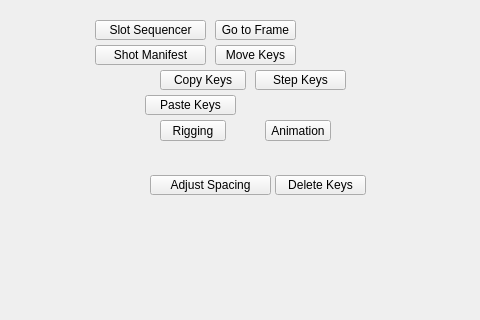
Above: tentacle/ui/animation#submenu.ui from m3trik/tentacle before the change; both pictures show x 0 to 480 and y 170 to 490 of the 600 by 600 pixel window. Below: the same form after it.
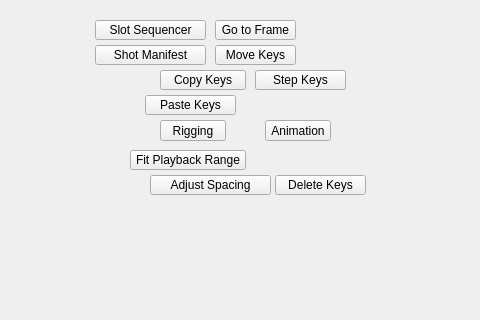
That is the form after the change. Custom widgets are drawn as their Qt base class.

Commit message: Update animation, crease, materials, rigging slots; expand animation submenu UI

```diff
--- a/tentacle/ui/animation#submenu.ui
+++ b/tentacle/ui/animation#submenu.ui
@@ -412,6 +412,34 @@
      <bool>false</bool>
     </property>
    </widget>
+   <widget class="QPushButton" name="b005">
+    <property name="geometry">
+     <rect>
+      <x>130</x>
+      <y>320</y>
+      <width>116</width>
+      <height>20</height>
+     </rect>
+    </property>
+    <property name="minimumSize">
+     <size>
+      <width>0</width>
+      <height>20</height>
+     </size>
+    </property>
+    <property name="maximumSize">
+     <size>
+      <width>16777215</width>
+      <height>20</height>
+     </size>
+    </property>
+    <property name="text">
+     <string>Fit Playback Range</string>
+    </property>
+    <property name="checkable">
+     <bool>false</bool>
+    </property>
+   </widget>
   </widget>
  </widget>
  <customwidgets>
```
The commit also changes 4 other files.
